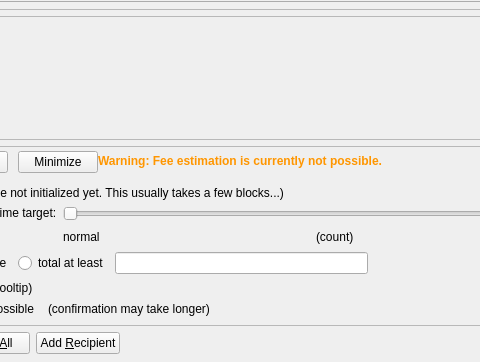
Animecointeam/Animecoin, file src/qt/forms/sendcoinsdialog.ui: the form before one commit; both pictures show x 217 to 697 and y 164 to 526 of the 850 by 526 pixel window.
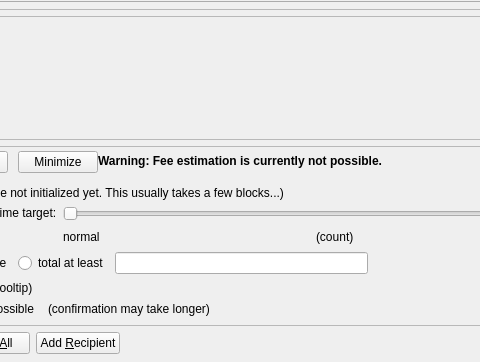
The form after the commit. Icons and pictures are not drawn. Custom widgets are drawn as their Qt base class.

Commit message: GUI bugfixes: - fixed offscreen issue; - better font size calculation; - migrate from deprecated Qt methods; - improve initialization consistency slightly; - remove unit selection placeholders, text may be rendered if needed.

The edit to the form file:
```diff
--- a/src/qt/forms/sendcoinsdialog.ui
+++ b/src/qt/forms/sendcoinsdialog.ui
@@ -803,9 +803,11 @@
             <property name="toolTip">
              <string>Using the fallbackfee can result in sending a transaction that will take serval hours or days (or never) to confirm. Consider choosing your fee manually or wait until your have validated the complete chain.</string>
             </property>
-            <property name="styleSheet">
-             <string notr="true">color: rgb(255, 150, 0);
-				font-weight: bold;</string>
+            <property name="font">
+            <font>
+                <weight>75</weight>
+                <bold>true</bold>
+            </font>
             </property>
             <property name="text">
              <string>Warning: Fee estimation is currently not possible.</string>
```
The commit also changes 27 other files.
